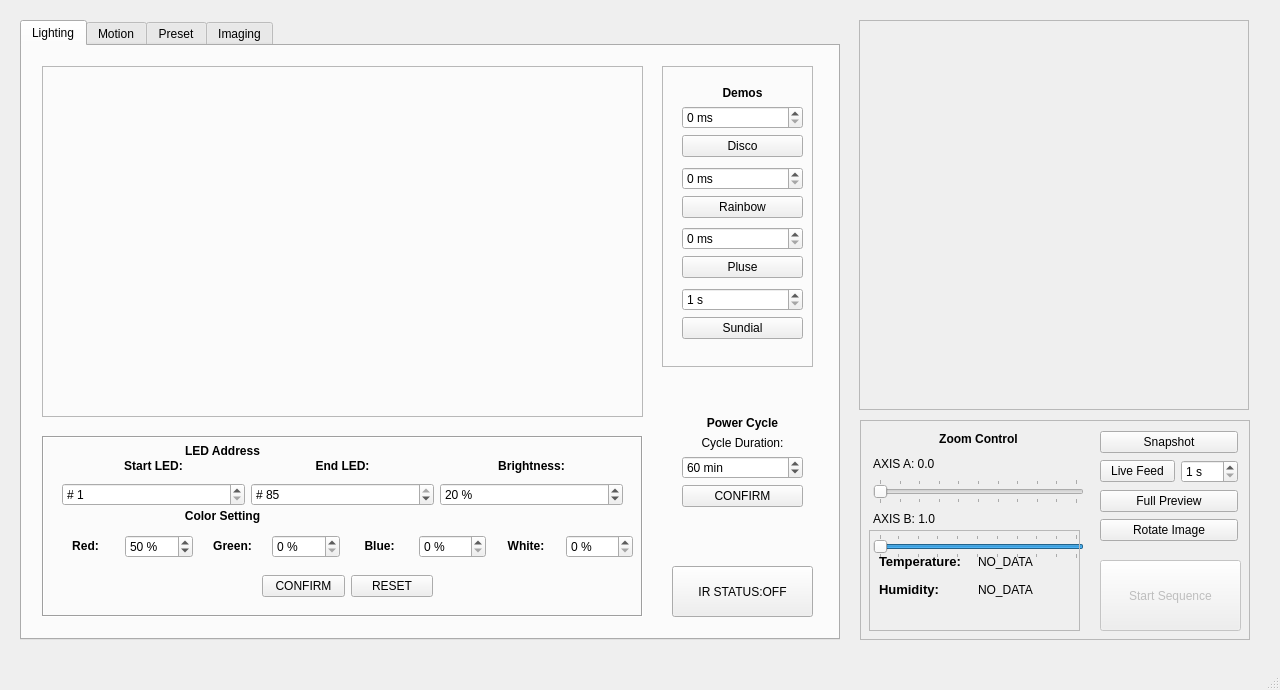
CoCl-Jerry/Flashlapse_Dev, file _ui/FlashLapse_CP.ui: the form before one commit.
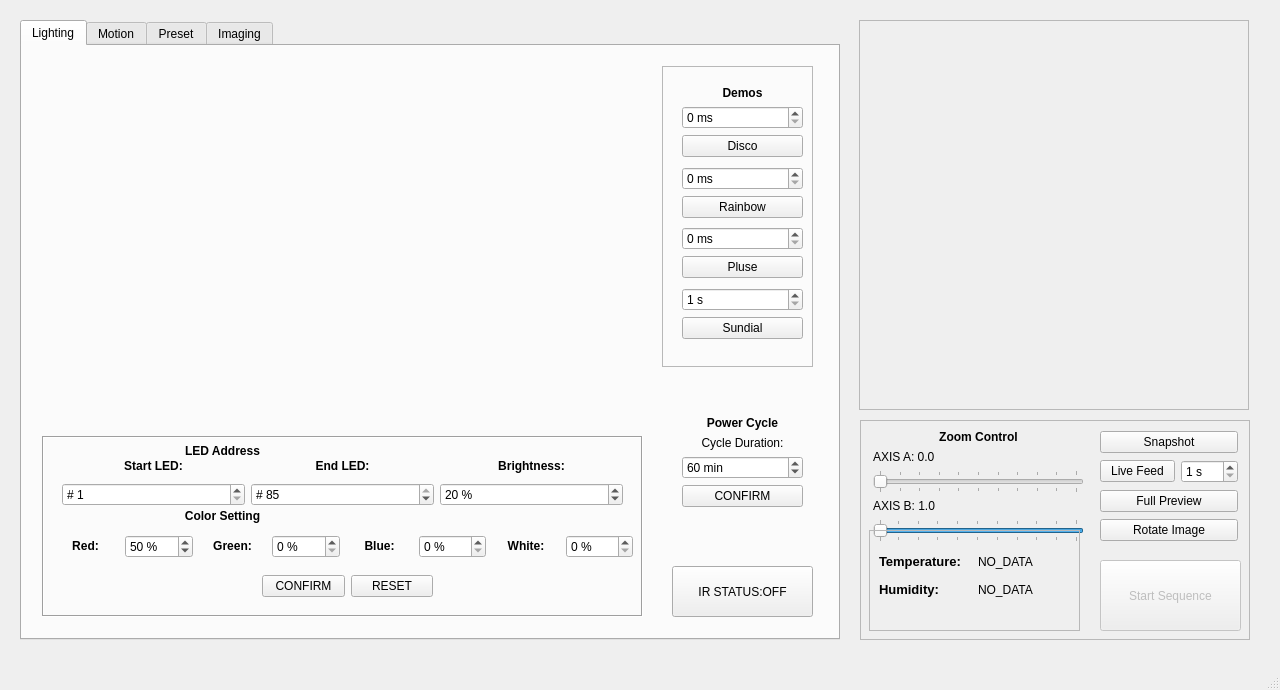
The form after the commit. Icons and pictures are not drawn.

Patch:
```diff
--- a/_ui/FlashLapse_CP.ui
+++ b/_ui/FlashLapse_CP.ui
@@ -240,41 +240,6 @@
        </layout>
       </widget>
      </widget>
-     <widget class="QFrame" name="image_frame">
-      <property name="geometry">
-       <rect>
-        <x>20</x>
-        <y>20</y>
-        <width>601</width>
-        <height>351</height>
-       </rect>
-      </property>
-      <property name="frameShape">
-       <enum>QFrame::StyledPanel</enum>
-      </property>
-      <property name="frameShadow">
-       <enum>QFrame::Raised</enum>
-      </property>
-      <widget class="QLabel" name="coreImage">
-       <property name="geometry">
-        <rect>
-         <x>119</x>
-         <y>-1</y>
-         <width>350</width>
-         <height>350</height>
-        </rect>
-       </property>
-       <property name="text">
-        <string/>
-       </property>
-       <property name="pixmap">
-        <pixmap>../_image/graphics.png</pixmap>
-       </property>
-       <property name="scaledContents">
-        <bool>true</bool>
-       </property>
-      </widget>
-     </widget>
      <widget class="QFrame" name="Ligting_frame">
       <property name="geometry">
        <rect>
@@ -597,6 +562,25 @@
        <string>IR STATUS:OFF</string>
       </property>
      </widget>
+     <widget class="QLabel" name="coreImage">
+      <property name="geometry">
+       <rect>
+        <x>145</x>
+        <y>40</y>
+        <width>350</width>
+        <height>350</height>
+       </rect>
+      </property>
+      <property name="text">
+       <string/>
+      </property>
+      <property name="pixmap">
+       <pixmap>../_image/graphics.png</pixmap>
+      </property>
+      <property name="scaledContents">
+       <bool>true</bool>
+      </property>
+     </widget>
     </widget>
     <widget class="QWidget" name="motion_tab">
      <attribute name="title">
@@ -1995,7 +1979,7 @@
        <x>13</x>
        <y>10</y>
        <width>211</width>
-       <height>129</height>
+       <height>111</height>
       </rect>
      </property>
      <layout class="QVBoxLayout" name="verticalLayout_12">
```
